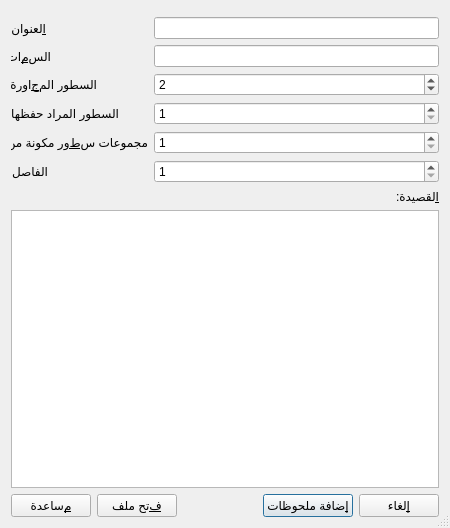
First picture: the form in designer/import_dialog.ui, repository feghakim/AnkiLPCG, before the edit.
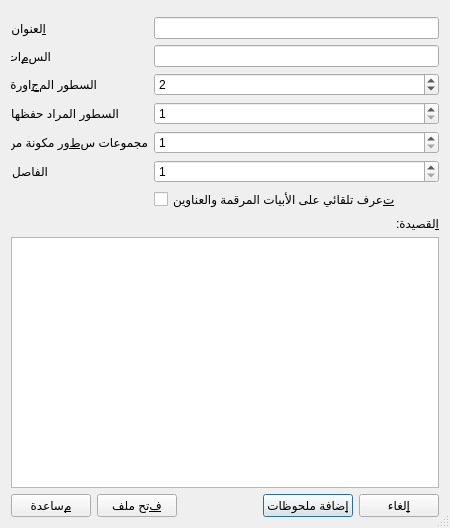
Second picture: the form after the edit.

The edit to the form file:
```diff
--- a/designer/import_dialog.ui
+++ b/designer/import_dialog.ui
@@ -141,6 +141,15 @@
        </property>
       </widget>
      </item>
+
+   <item row="10" column="1">
+     <widget class="QCheckBox" name="automaticCheckBox">
+       <property name="text">
+         <string>&amp;تعرف تلقائي على الأبيات المرقمة والعناوين</string>
+        </property>
+     </widget>
+   </item>
+
     </layout>
    </item>
    <item>
```
Left out of the diff: 2 changed lines with no effect on the pictures.
